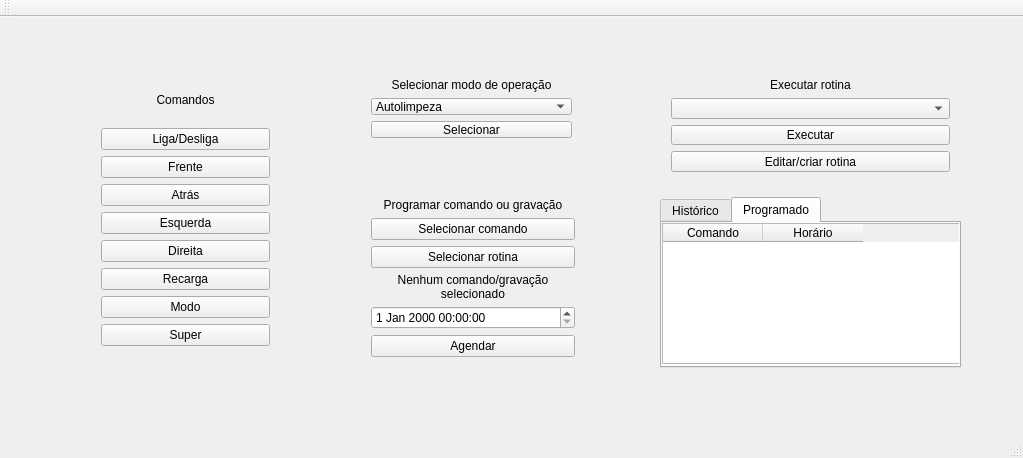
First picture: the form in smartvacuum/mainwindow.ui, repository willianbrun/smartvacuum, before the edit.
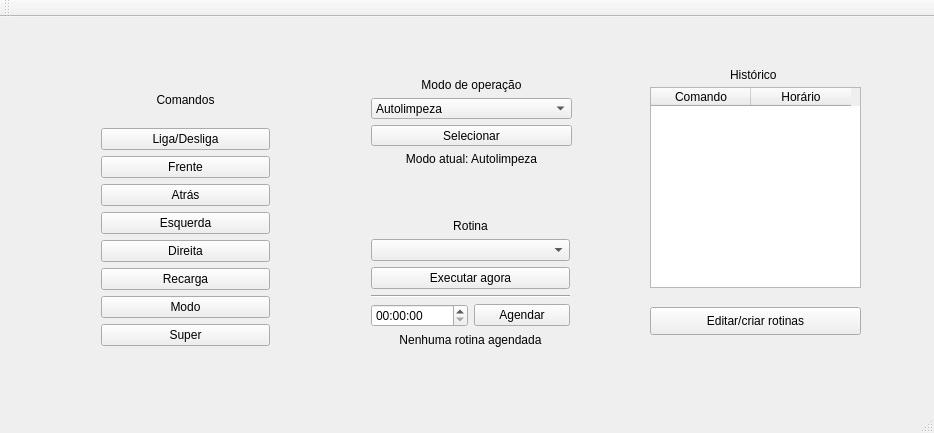
Second picture: the form after the edit.

```diff
--- a/smartvacuum/mainwindow.ui
+++ b/smartvacuum/mainwindow.ui
@@ -6,8 +6,8 @@
    <rect>
     <x>0</x>
     <y>0</y>
-    <width>1023</width>
-    <height>458</height>
+    <width>934</width>
+    <height>433</height>
    </rect>
   </property>
   <property name="windowTitle">
@@ -110,10 +110,20 @@
       <x>360</x>
       <y>50</y>
       <width>223</width>
-      <height>82</height>
+      <height>111</height>
      </rect>
     </property>
     <layout class="QGridLayout" name="gridLayout_2">
+     <item row="0" column="0">
+      <widget class="QLabel" name="label_3">
+       <property name="text">
+        <string>Modo de operação</string>
+       </property>
+       <property name="alignment">
+        <set>Qt::AlignCenter</set>
+       </property>
+      </widget>
+     </item>
      <item row="1" column="0">
       <widget class="QComboBox" name="mode_comboBox">
        <item>
@@ -143,17 +153,17 @@
        </item>
       </widget>
      </item>
-     <item row="2" column="0">
+     <item row="5" column="0">
       <widget class="QPushButton" name="selectMode_pushButton">
        <property name="text">
         <string>Selecionar</string>
        </property>
       </widget>
      </item>
-     <item row="0" column="0">
-      <widget class="QLabel" name="label_3">
+     <item row="6" column="0">
+      <widget class="QLabel" name="currentMode_label">
        <property name="text">
-        <string>Selecionar modo de operação</string>
+        <string>Modo atual: Autolimpeza</string>
        </property>
        <property name="alignment">
         <set>Qt::AlignCenter</set>
@@ -165,96 +175,29 @@
    <widget class="QWidget" name="gridLayoutWidget_3">
     <property name="geometry">
      <rect>
-      <x>660</x>
-      <y>50</y>
-      <width>301</width>
-      <height>116</height>
+      <x>360</x>
+      <y>190</y>
+      <width>221</width>
+      <height>151</height>
      </rect>
     </property>
     <layout class="QGridLayout" name="gridLayout_3">
-     <item row="1" column="0">
-      <widget class="QComboBox" name="recording_comboBox"/>
-     </item>
-     <item row="0" column="0">
-      <widget class="QLabel" name="label_6">
-       <property name="text">
-        <string>Executar rotina</string>
-       </property>
-       <property name="alignment">
-        <set>Qt::AlignCenter</set>
-       </property>
-      </widget>
-     </item>
-     <item row="3" column="0">
-      <widget class="QPushButton" name="edit_pushButton">
-       <property name="text">
-        <string>Editar/criar rotina</string>
-       </property>
-      </widget>
-     </item>
-     <item row="2" column="0">
-      <widget class="QPushButton" name="play_pushButton">
-       <property name="text">
-        <string>Executar</string>
-       </property>
-      </widget>
-     </item>
-    </layout>
-   </widget>
-   <widget class="QWidget" name="gridLayoutWidget_4">
-    <property name="geometry">
-     <rect>
-      <x>360</x>
-      <y>170</y>
-      <width>226</width>
-      <height>181</height>
-     </rect>
-    </property>
-    <layout class="QGridLayout" name="gridLayout_4">
      <item row="5" column="0">
-      <widget class="QPushButton" name="selectRecording_pushButton">
+      <widget class="QLabel" name="label_5">
        <property name="text">
-        <string>Selecionar rotina</string>
+        <string>Nenhuma rotina agendada</string>
        </property>
-      </widget>
-     </item>
-     <item row="7" column="0">
-      <widget class="QDateTimeEdit" name="schedule_dateTimeEdit"/>
-     </item>
-     <item row="3" column="0">
-      <widget class="QLabel" name="label_2">
-       <property name="lineWidth">
-        <number>1</number>
-       </property>
-       <property name="text">
-        <string>Programar comando ou gravação</string>
-       </property>
        <property name="alignment">
         <set>Qt::AlignCenter</set>
        </property>
       </widget>
      </item>
-     <item row="6" column="0">
-      <widget class="QLabel" name="selected_label">
-       <property name="text">
-        <string>Nenhum comando/gravação selecionado</string>
-       </property>
-       <property name="alignment">
-        <set>Qt::AlignCenter</set>
-       </property>
-       <property name="wordWrap">
-        <bool>true</bool>
-       </property>
-      </widget>
-     </item>
      <item row="4" column="0">
-      <widget class="QPushButton" name="selectCommand_pushButton">
-       <property name="text">
-        <string>Selecionar comando</string>
-       </property>
-      </widget>
-     </item>
-     <item row="9" column="0">
+      <layout class="QHBoxLayout" name="horizontalLayout_2">
+       <item>
+        <widget class="QTimeEdit" name="schedule_timeEdit"/>
+       </item>
+       <item>
       <widget class="QPushButton" name="schedule_pushButton">
        <property name="text">
         <string>Agendar</string>
@@ -262,30 +205,43 @@
       </widget>
      </item>
     </layout>
-   </widget>
-   <widget class="QTabWidget" name="tabWidget">
-    <property name="geometry">
-     <rect>
-      <x>660</x>
-      <y>180</y>
-      <width>301</width>
-      <height>171</height>
-     </rect>
-    </property>
-    <property name="currentIndex">
-     <number>1</number>
-    </property>
-    <widget class="QWidget" name="tab">
-     <attribute name="title">
-      <string>Histórico</string>
-     </attribute>
+     </item>
+     <item row="3" column="0">
+      <widget class="Line" name="line">
+       <property name="orientation">
+        <enum>Qt::Horizontal</enum>
+       </property>
+      </widget>
+     </item>
+     <item row="1" column="0">
+      <widget class="QComboBox" name="routine_comboBox"/>
+     </item>
+     <item row="2" column="0">
+      <widget class="QPushButton" name="play_pushButton">
+       <property name="text">
+        <string>Executar agora</string>
+       </property>
+      </widget>
+     </item>
+     <item row="0" column="0">
+      <widget class="QLabel" name="label_6">
+       <property name="text">
+        <string>Rotina</string>
+       </property>
+       <property name="alignment">
+        <set>Qt::AlignCenter</set>
+       </property>
+      </widget>
+     </item>
+    </layout>
+   </widget>
      <widget class="QTableWidget" name="history_tableWidget">
       <property name="geometry">
        <rect>
-        <x>0</x>
-        <y>0</y>
-        <width>301</width>
-        <height>181</height>
+      <x>650</x>
+      <y>70</y>
+      <width>211</width>
+      <height>201</height>
        </rect>
       </property>
       <property name="sizePolicy">
@@ -314,47 +270,31 @@
        </property>
       </column>
      </widget>
-    </widget>
-    <widget class="QWidget" name="tab_2">
-     <attribute name="title">
-      <string>Programado</string>
-     </attribute>
-     <widget class="QTableWidget" name="scheduled_tableWidget">
+   <widget class="QLabel" name="label_2">
       <property name="geometry">
        <rect>
-        <x>0</x>
-        <y>0</y>
-        <width>301</width>
-        <height>141</height>
-       </rect>
-      </property>
-      <property name="sizePolicy">
-       <sizepolicy hsizetype="Expanding" vsizetype="Expanding">
-        <horstretch>0</horstretch>
-        <verstretch>0</verstretch>
-       </sizepolicy>
-      </property>
-      <property name="frameShape">
-       <enum>QFrame::StyledPanel</enum>
-      </property>
-      <property name="alternatingRowColors">
-       <bool>false</bool>
-      </property>
-      <property name="selectionMode">
-       <enum>QAbstractItemView::NoSelection</enum>
-      </property>
-      <column>
+      <x>730</x>
+      <y>50</y>
+      <width>58</width>
+      <height>16</height>
+     </rect>
+    </property>
+    <property name="text">
+     <string>Histórico</string>
+    </property>
+   </widget>
+   <widget class="QPushButton" name="edit_pushButton">
+    <property name="geometry">
+     <rect>
+      <x>650</x>
+      <y>290</y>
+      <width>211</width>
+      <height>28</height>
+     </rect>
+    </property>
        <property name="text">
-        <string>Comando</string>
-       </property>
-      </column>
-      <column>
-       <property name="text">
-        <string>Horário</string>
-       </property>
-      </column>
-     </widget>
-    </widget>
+     <string>Editar/criar rotinas</string>
+    </property>
    </widget>
   </widget>
   <widget class="QMenuBar" name="menuBar">
```
Left out of the diff: 4 changed lines with no effect on the pictures. Lines whose indentation alone changed are shown as unchanged.
